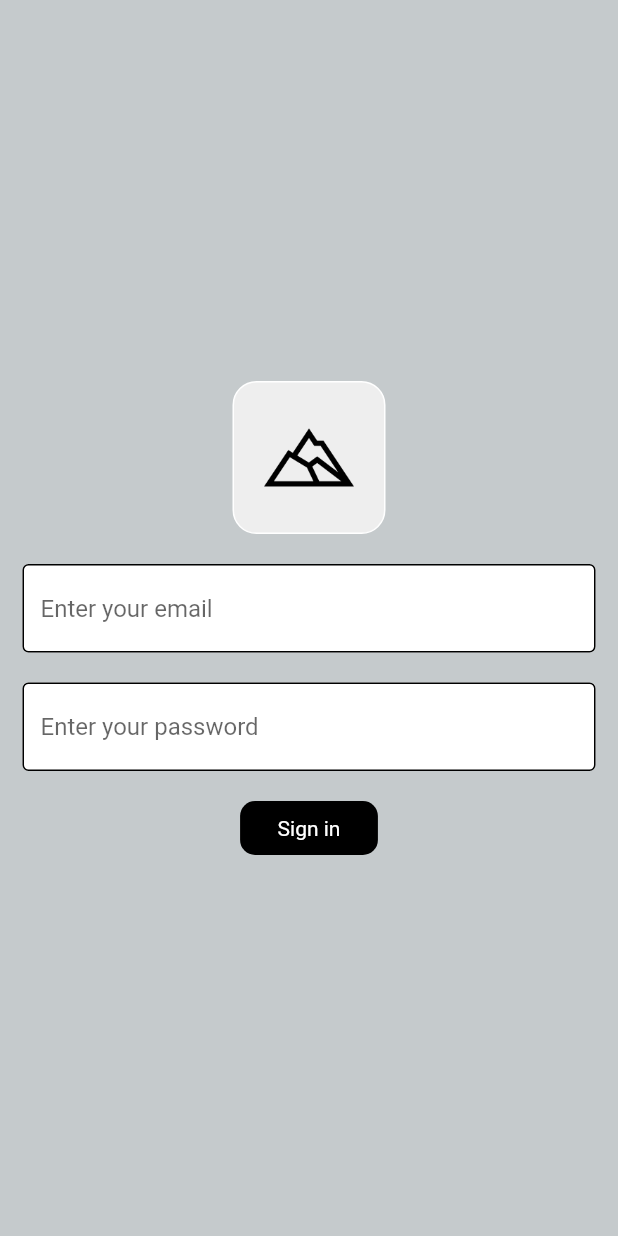
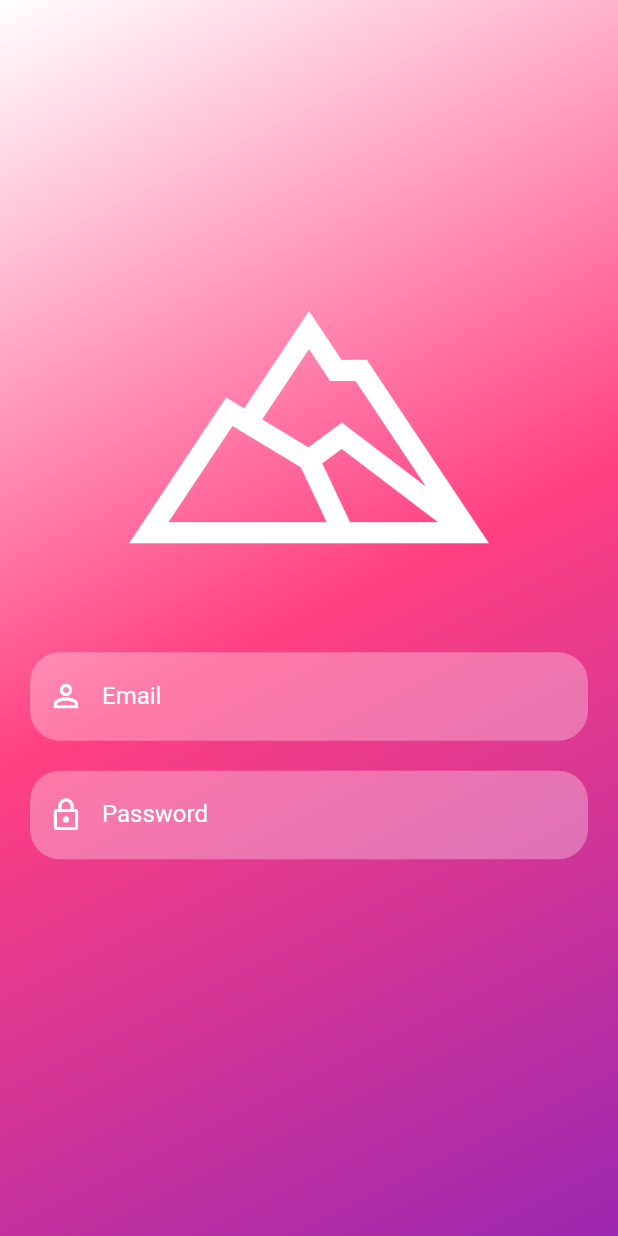
Before and after one commit to polancka/bach_thes, a Flutter app: the screen it shows after launch, on a phone screen of 412 x 824 dp. Run offline on Flutter 3.47's test engine with Material 2 defaults, Android fonts, the phone set to English and light mode, and no system bars; our stand-ins replace firebase_auth, firebase_core; accounts and stored records are empty.

Commit message:
"Changes to sign in/registration logic and Ui design, not connected to firebase yet"

```diff
--- a/lib/components/personal_button.dart
+++ b/lib/components/personal_button.dart
@@ -2,7 +2,7 @@ import 'package:flutter/material.dart';
 
 class PersonalButton extends StatelessWidget {
   final String text;
-  final Function()? onTap;
+  final void Function()? onTap;
 
   const PersonalButton({required this.text, required this.onTap, super.key});
 
--- /dev/null
+++ b/lib/components/reusable_widgets.dart
@@ -0,0 +1,35 @@
+import 'package:flutter/material.dart';
+
+Image logoWidget(String imageUrl) {
+  return Image.asset(
+    imageUrl,
+    fit: BoxFit.fitWidth,
+    width: 240,
+    height: 240,
+    color: Colors.white,
+  );
+}
+
+TextField reusableTextField(String hinttext, TextEditingController controller,
+    bool isPassword, IconData icon) {
+  return TextField(
+    controller: controller,
+    obscureText: isPassword,
+    decoration: InputDecoration(
+      prefixIcon: Icon(
+        icon,
+        color: Colors.white,
+      ),
+      labelText: hinttext,
+      filled: true,
+      floatingLabelBehavior: FloatingLabelBehavior.never,
+      fillColor: Colors.white.withOpacity(0.3),
+      labelStyle: TextStyle(color: Colors.white, fontWeight: FontWeight.w400),
+      border: OutlineInputBorder(
+          borderRadius: BorderRadius.circular(20.0),
+          borderSide: BorderSide(width: 0, style: BorderStyle.none)),
+    ),
+  );
+}
+
+//add reusable Sign in /register button
--- a/lib/main.dart
+++ b/lib/main.dart
@@ -6,6 +6,9 @@ import 'package:flutter/material.dart';
 import 'pages/login.dart';
 import 'package:firebase_core/firebase_core.dart';
 import 'firebase_options.dart';
+import 'package:firebase_auth/firebase_auth.dart';
+import 'pages/home_page.dart';
+import 'pages/login.dart';
 
 void main() async {
   WidgetsFlutterBinding.ensureInitialized();
@@ -23,7 +26,7 @@ class MyApp extends StatelessWidget {
   Widget build(BuildContext context) {
     return MaterialApp(
       debugShowCheckedModeBanner: false,
-      home: AuthenticationPage(),
+      home: LoginPage(),
     );
   }
 }
--- a/lib/pages/login.dart
+++ b/lib/pages/login.dart
@@ -1,82 +1,82 @@
-//the login page, where user inputs his email and password and signs in the application
-//user can also sign in with appleId or googleId
-//or he can register if they are not using the application already
-
-import 'dart:math';
-
-import 'package:bach_thes/components/personal_button.dart';
-import 'package:bach_thes/components/text_field.dart';
-import 'package:bach_thes/pages/authentication_page.dart';
-import 'package:bach_thes/pages/home_page.dart';
+import 'package:flutter/material.dart';
+import 'home_page.dart';
+import 'registration_page.dart';
 import 'package:firebase_auth/firebase_auth.dart';
-import 'package:flutter/material.dart';
-import 'package:bach_thes/components/square_tile.dart';
+import 'package:bach_thes/components/reusable_widgets.dart';
 
 class LoginPage extends StatefulWidget {
-  LoginPage({super.key});
+  const LoginPage({super.key});
 
   @override
   State<LoginPage> createState() => _LoginPageState();
 }
 
 class _LoginPageState extends State<LoginPage> {
-  // text editing controllers
+  TextEditingController _emailController = TextEditingController();
+  TextEditingController _passwordController = TextEditingController();
 
-  final emailController = TextEditingController();
-  final passwordController = TextEditingController();
+  void _showErrorMessage(String message) {
+    showDialog(
+        context: context,
+        builder: (context) {
+          return AlertDialog(
+            title: Text(message),
+          );
+        });
 
     void signUserIn() async {
+      try {
         await FirebaseAuth.instance.signInWithEmailAndPassword(
-        email: emailController.text, password: passwordController.text);
+            email: _emailController.text, password: _passwordController.text);
+      } on FirebaseAuthException catch (e) {
+        _showErrorMessage(e.code);
+      }
+    }
   }
 
-  //build function
   @override
   Widget build(BuildContext context) {
-    return Scaffold(
-        backgroundColor: Color.fromARGB(255, 197, 202, 204),
-        body: SafeArea(
-          child: Center(
-              child: Column(
-                  mainAxisAlignment: MainAxisAlignment.center,
-                  children: [
-                //the main elements of the login page
-                //logo
-                SquareTile(imageUrl: 'lib/images/gore.png'),
-
-                const SizedBox(
+    return SafeArea(
+        child: Scaffold(
+      backgroundColor: Colors.white12,
+      body: Container(
+        width: MediaQuery.of(context).size.width,
+        height: MediaQuery.of(context).size.height,
+        decoration: const BoxDecoration(
+          gradient: LinearGradient(
+              colors: [Colors.purple, Colors.pinkAccent, Colors.white],
+              begin: Alignment.bottomRight,
+              end: Alignment.topLeft),
+        ),
+        child: SingleChildScrollView(
+            child: Padding(
+          padding: EdgeInsets.fromLTRB(
+              20, MediaQuery.of(context).size.height * 0.2, 20, 0),
+          child: Column(children: <Widget>[
+            logoWidget("lib/images/gore.png"),
+            SizedBox(
+              height: 30,
+            ),
+            reusableTextField(
+                "Email", _emailController, false, Icons.person_outline),
+            SizedBox(
               height: 20,
             ),
-
-                // email textbox
-                PersonalizedTextInputField(
-                  hintText: 'Enter your email',
-                  obscureText: false,
-                  controller: emailController,
+            reusableTextField(
+                "Password", _passwordController, true, Icons.lock_outline)
+          ]),
+        )),
       ),
-
-                const SizedBox(
-                  height: 20,
-                ),
-
-                //password textbox
-                PersonalizedTextInputField(
-                  hintText: 'Enter your password',
-                  obscureText: true,
-                  controller: passwordController,
-                ),
-
-                const SizedBox(
-                  height: 20,
-                ),
-
-                //sign in button with function to sign the user in
-                PersonalButton(text: "Sign in", onTap: signUserIn),
-
-                //continue with gmail/appleId
-
-                //Not a member jet? Sign up!
-              ])),
     ));
   }
 }
+
+void _navigateToHomePage(BuildContext context) {
+  Navigator.of(context)
+      .push(MaterialPageRoute(builder: (context) => const HomePage()));
+}
+
+void _navigateToRegistrationPage(BuildContext context) {
+  Navigator.of(context)
+      .push(MaterialPageRoute(builder: (context) => RegistrationPage()));
+}
```
Also changed, not shown: code_snippets.txt (added, +212 -0 lines), lib/pages/authentication_page.dart (+11 -0 lines), lib/pages/registration_page.dart (added, +62 -0 lines), lib/utils/color_utils.dart (added), 2 other files. Lines whose indentation alone changed are shown as unchanged.
